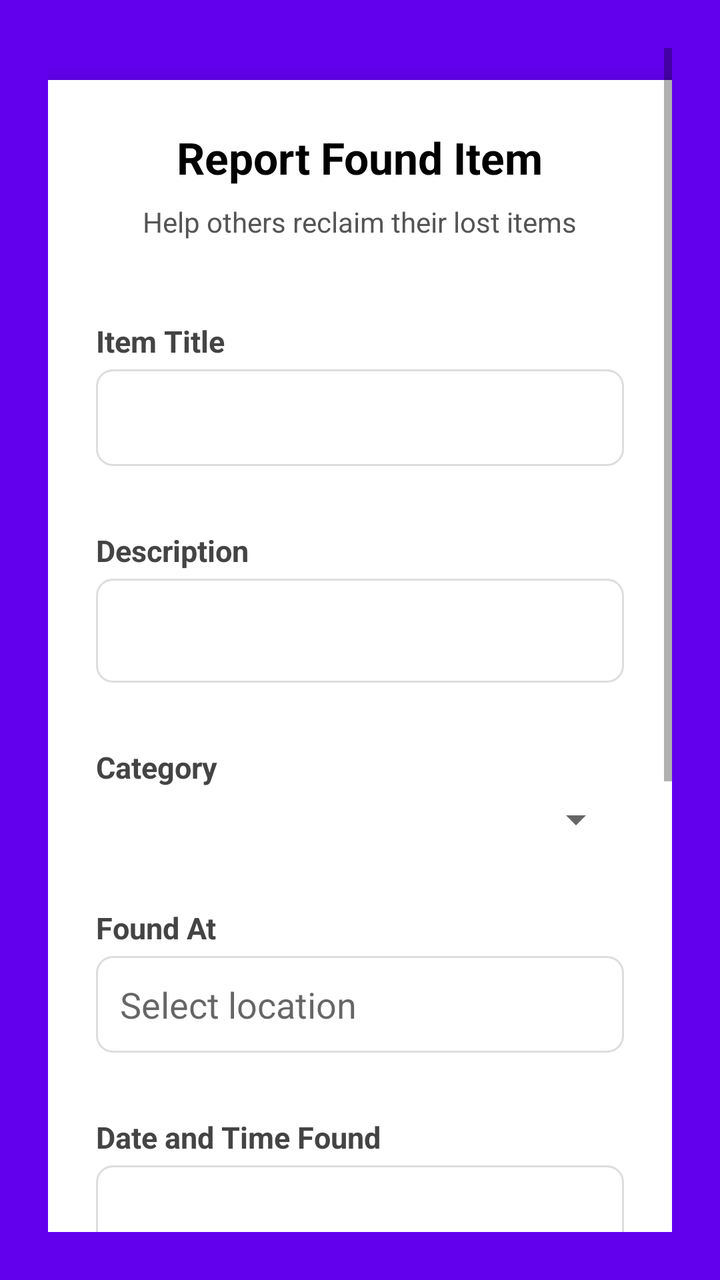
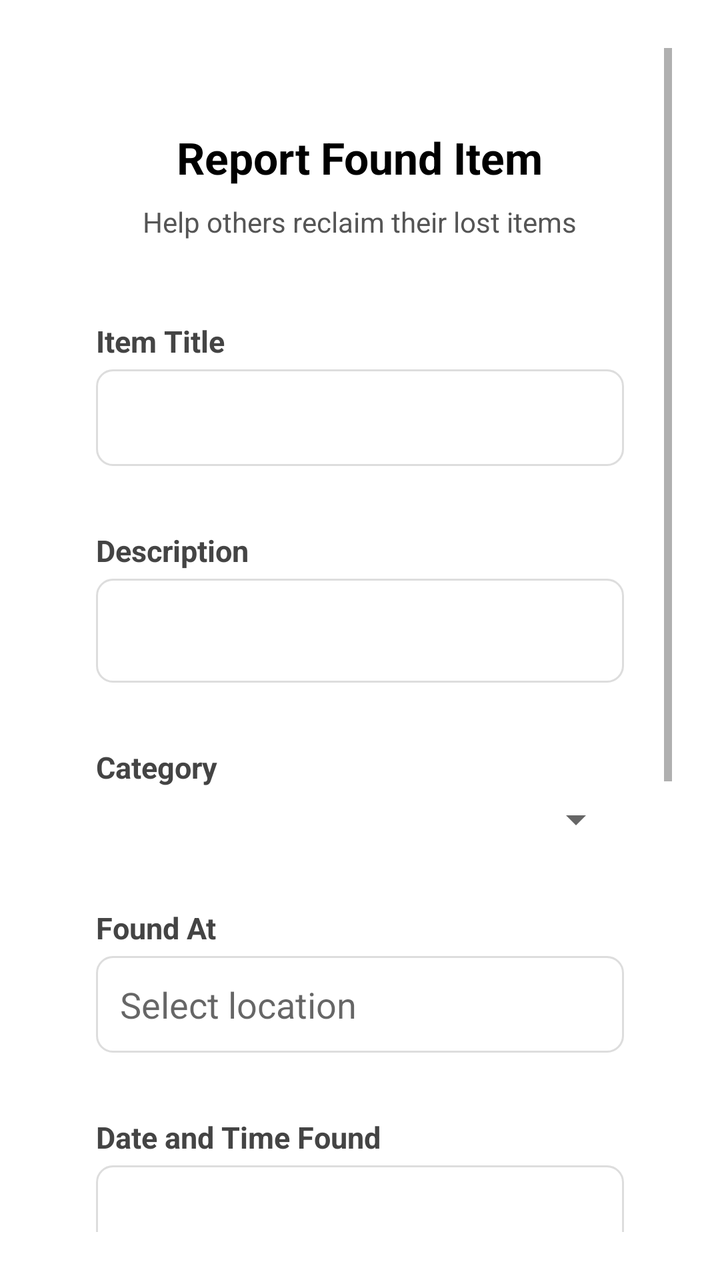

Screens rendered from an Android XML layout before and after an edit, with the pre-edit source and the edit as a unified diff.
<!-- AndroidManifest.xml: application theme Theme.WatUFound -->
<!-- res/layout/fragment_found_form.xml -->
<?xml version="1.0" encoding="utf-8"?>
<ScrollView xmlns:android="http://schemas.android.com/apk/res/android"
    xmlns:tools="http://schemas.android.com/tools"
    android:fitsSystemWindows="true"
    android:layout_width="match_parent"
    android:layout_height="match_parent"
    android:background="@color/purple_500"
    android:padding="24dp">

    <LinearLayout
        android:layout_width="match_parent"
        android:layout_height="wrap_content"
        android:orientation="vertical"
        android:gravity="center_horizontal">

        
        <LinearLayout
            android:layout_width="match_parent"
            android:layout_height="wrap_content"
            android:orientation="vertical"
            android:background="@android:color/white"
            android:elevation="8dp"
            android:padding="24dp"
            android:layout_marginTop="16dp"
            android:layout_marginBottom="24dp"
            android:clipToPadding="false"
            android:layout_gravity="center">

            
            <TextView
                android:layout_width="wrap_content"
                android:layout_height="wrap_content"
                android:text="Report Found Item"
                android:textSize="22sp"
                android:textStyle="bold"
                android:textColor="@android:color/black"
                android:layout_gravity="center_horizontal"
                android:layout_marginBottom="8dp" />

            
            <TextView
                android:layout_width="wrap_content"
                android:layout_height="wrap_content"
                android:text="Help others reclaim their lost items"
                android:textSize="14sp"
                android:textColor="#555555"
                android:layout_gravity="center_horizontal"
                android:layout_marginBottom="24dp" />

            
            <TextView
                style="@style/TextLabel"
                android:text="Item Title" />

            <EditText
                android:id="@+id/itemTitleInput"
                style="@style/InputField" />

            
            <TextView
                style="@style/TextLabel"
                android:text="Description" />

            <EditText
                android:id="@+id/descriptionInput"
                style="@style/InputField"
                android:layout_height="52dp"
                android:gravity="top"
                android:inputType="textMultiLine"
                android:minLines="3" />

            
            <TextView
                style="@style/TextLabel"
                android:text="Category" />

            <Spinner
                android:id="@+id/categorySpinner"
                style="@style/SpinnerField" />

            
            <TextView
                style="@style/TextLabel"
                android:text="Found At" />

            <AutoCompleteTextView
                android:id="@+id/foundAtInput"
                android:layout_width="match_parent"
                android:layout_height="wrap_content"
                android:hint="Select location"
                android:inputType="text"
                android:background="@drawable/input_field_background"
                android:padding="12dp"
                android:layout_marginBottom="16dp"
                android:dropDownHeight="200dp"
                android:completionThreshold="1" />

            
            <com.google.android.gms.maps.MapView
                android:id="@+id/mapViewPreview"
                android:layout_width="match_parent"
                android:layout_height="200dp"
                android:layout_marginBottom="16dp"
                android:visibility="gone" />

            
            <TextView
                style="@style/TextLabel"
                android:text="Date and Time Found" />

            <EditText
                android:id="@+id/dateTimeInput"
                style="@style/InputField"
                android:focusable="false"
                android:clickable="true"
                android:inputType="none" />

            
            <LinearLayout
                android:layout_width="match_parent"
                android:layout_height="wrap_content"
                android:orientation="horizontal"
                android:gravity="center_vertical"
                android:layout_marginTop="16dp"
                android:layout_marginBottom="8dp">
                <Switch
                    android:id="@+id/switch_anonymous"
                    android:layout_width="wrap_content"
                    android:layout_height="wrap_content"
                    android:text=""
                    android:layout_marginEnd="12dp" />
                <TextView
                    style="@style/TextLabel"
                    android:text="Post anonymously"
                    android:layout_marginTop="0dp"
                    android:layout_marginBottom="0dp" />
            </LinearLayout>

            
            <ImageView
                android:id="@+id/imagePreview"
                android:layout_width="120dp"
                android:layout_height="120dp"
                android:layout_gravity="center_horizontal"
                android:layout_marginTop="16dp"
                android:layout_marginBottom="8dp"
                android:scaleType="centerCrop"
                android:src="@drawable/ic_launcher_foreground"
                android:background="@drawable/rounded_card_background"
                android:contentDescription="Image preview" />

            
            <Button
                android:id="@+id/buttonSelectImage"
                android:layout_width="wrap_content"
                android:layout_height="wrap_content"
                android:text="Upload Image"
                android:layout_gravity="center_horizontal"
                android:layout_marginBottom="16dp" />

            
            <Button
                android:id="@+id/submitButton"
                android:layout_width="match_parent"
                android:layout_height="wrap_content"
                android:text="Post Found Item"
                android:backgroundTint="@color/purple_500"
                android:textColor="@android:color/white"
                android:textAllCaps="false"
                android:layout_marginTop="24dp"
                android:padding="12dp" />
        </LinearLayout>
    </LinearLayout>
</ScrollView>
<!-- resources referenced by this layout -->
<resources>
  <color name="purple_500">#FF6200EE</color>
  <!-- drawable input_field_background (drawable) -->
  <?xml version="1.0" encoding="utf-8"?>
  <shape xmlns:android="http://schemas.android.com/apk/res/android"
      android:shape="rectangle">
  
      <solid android:color="@android:color/white" />
  
      <stroke
          android:width="1dp"
          android:color="#DDDDDD" />
  
      <corners android:radius="8dp" />
  </shape>
  <!-- drawable rounded_card_background (drawable) -->
  <?xml version="1.0" encoding="utf-8"?>
  <shape xmlns:android="http://schemas.android.com/apk/res/android"
      android:shape="rectangle">
      <solid android:color="#F8F9FA" />
      <corners android:radius="12dp" />
  </shape>
  <style name="InputField">
          <item name="android:layout_width">match_parent</item>
          <item name="android:layout_height">wrap_content</item>
          <item name="android:background">@drawable/input_field_background</item>
          <item name="android:padding">12dp</item>
          <item name="android:layout_marginBottom">16dp</item>
      </style>
  <style name="SpinnerField">
          <item name="android:layout_width">match_parent</item>
          <item name="android:layout_height">wrap_content</item>
          <item name="android:layout_marginBottom">16dp</item>
      </style>
  <style name="TextLabel">
          <item name="android:layout_width">match_parent</item>
          <item name="android:layout_height">wrap_content</item>
          <item name="android:textSize">15sp</item>
          <item name="android:textColor">#444444</item>
          <item name="android:textStyle">bold</item>
          <item name="android:layout_marginTop">16dp</item>
          <item name="android:layout_marginBottom">4dp</item>
      </style>
  <style name="Theme.WatUFound" parent="Theme.MaterialComponents.DayNight.NoActionBar">
          
          <item name="colorPrimary">@color/purple_500</item>
          <item name="colorPrimaryVariant">@color/purple_700</item>
          <item name="colorOnPrimary">@color/white</item>
          
          <item name="colorSecondary">@color/teal_200</item>
          <item name="colorSecondaryVariant">@color/teal_700</item>
          <item name="colorOnSecondary">@color/black</item>
          
          <item name="android:statusBarColor">?attr/colorPrimaryVariant</item>
          
      </style>
  <color name="purple_700">#FF3700B3</color>
  <color name="white">#FFFFFFFF</color>
  <color name="teal_200">#FF03DAC5</color>
  <color name="teal_700">#FF018786</color>
  <color name="black">#FF000000</color>
  <!-- unchanged entries left out for length: 1 -->
</resources>

<!-- the commit's change to res/layout/fragment_found_form.xml (unified diff, before → after) -->
@@ -4,7 +4,7 @@
     android:fitsSystemWindows="true"
     android:layout_width="match_parent"
     android:layout_height="match_parent"
-    android:background="@color/purple_500"
+    android:background="@color/white"
     android:padding="24dp">
 
     <LinearLayout
@@ -19,7 +19,6 @@
             android:layout_height="wrap_content"
             android:orientation="vertical"
             android:background="@android:color/white"
-            android:elevation="8dp"
             android:padding="24dp"
             android:layout_marginTop="16dp"
             android:layout_marginBottom="24dp"
